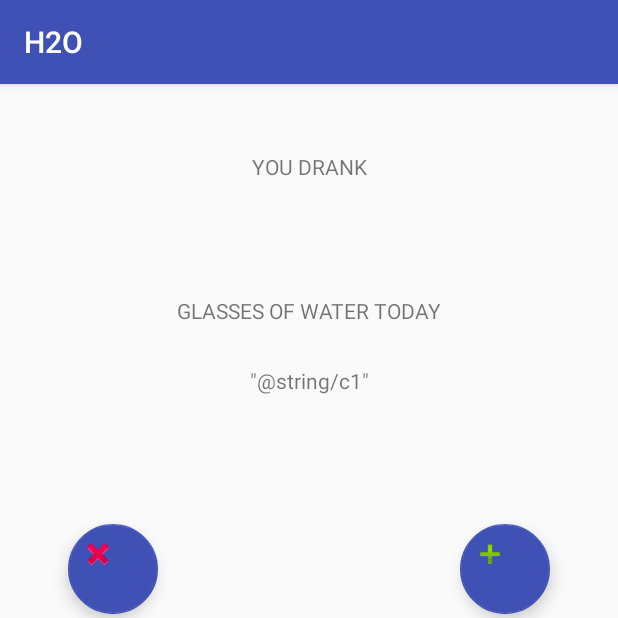
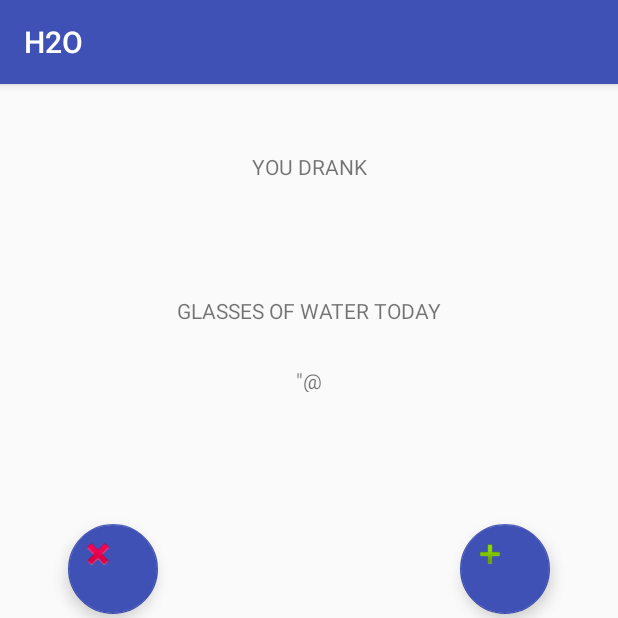
Before and after one commit to francescoFabris/H2Ofunzionante, an Android app: the screen it shows after launch (MainActivity), on a phone screen of 412 x 824 dp, the top half of it. Run offline under Robolectric (Android 15) with nearby library versions, the phone set to English and light mode, and no system bars.

Commit message:
Modificata Activity principale

```diff
--- a/app/src/main/java/it/unipd/dei/esp1617/h2o/MainActivity.java
+++ b/app/src/main/java/it/unipd/dei/esp1617/h2o/MainActivity.java
@@ -12,7 +12,7 @@ public class MainActivity extends AppCompatActivity {
     private Button bu;
     private TextView tv1,tv2,tv3,tv4;
     private FloatingActionButton faplus, faminus;
-    private int drunkGlasses =0;
+    private static int drunkGlasses =0;
 
     @Override
     protected void onCreate(Bundle savedInstanceState) {
@@ -59,4 +59,11 @@ public class MainActivity extends AppCompatActivity {
             }
         });
     }
+
+    public void incrementGlasses(){
+        drunkGlasses++;
+    }
+    public void decrementGlasses(){
+        drunkGlasses--;
+    }
 }
--- a/app/src/main/res/layout/activity_input.xml
+++ b/app/src/main/res/layout/activity_input.xml
@@ -108,7 +108,7 @@
         android:layout_marginTop="26dp"
         android:backgroundTint="@android:color/black"
         android:ems="10"
-        android:inputType="number"
+        android:inputType="numberDecimal"
         app:layout_constraintRight_toRightOf="parent"
         app:layout_constraintTop_toBottomOf="@+id/age_spinner"/>
 
@@ -188,8 +188,8 @@
         android:layout_marginTop="9dp"
         app:layout_constraintTop_toBottomOf="@+id/sport_time"/>
 
-    <RadioButton
-        android:id="@+id/less_notify"
+    <CheckBox
+        android:id="@+id/less_not"
         android:layout_width="wrap_content"
         android:layout_height="wrap_content"
         android:layout_marginBottom="8dp"
--- a/app/src/main/res/layout/activity_main.xml
+++ b/app/src/main/res/layout/activity_main.xml
@@ -58,14 +58,15 @@
 
     <TextView
         android:id="@+id/textView4"
-        android:layout_width="wrap_content"
-        android:layout_height="wrap_content"
+        android:layout_width="18dp"
+        android:layout_height="17dp"
         app:layout_constraintLeft_toLeftOf="parent"
         app:layout_constraintRight_toRightOf="parent"
         android:layout_marginTop="27dp"
         app:layout_constraintTop_toBottomOf="@+id/textView3"
         android:layout_marginBottom="8dp"
-        app:layout_constraintVertical_bias="0.128"/>
+        app:layout_constraintVertical_bias="0.128"
+        tools:layout_editor_absoluteX="175dp"/>
 
     <android.support.design.widget.FloatingActionButton
         android:id="@+id/plus_button"
```
Also changed, not shown: app/src/main/java/it/unipd/dei/esp1617/h2o/InputActivity.java (+28 -6 lines).
